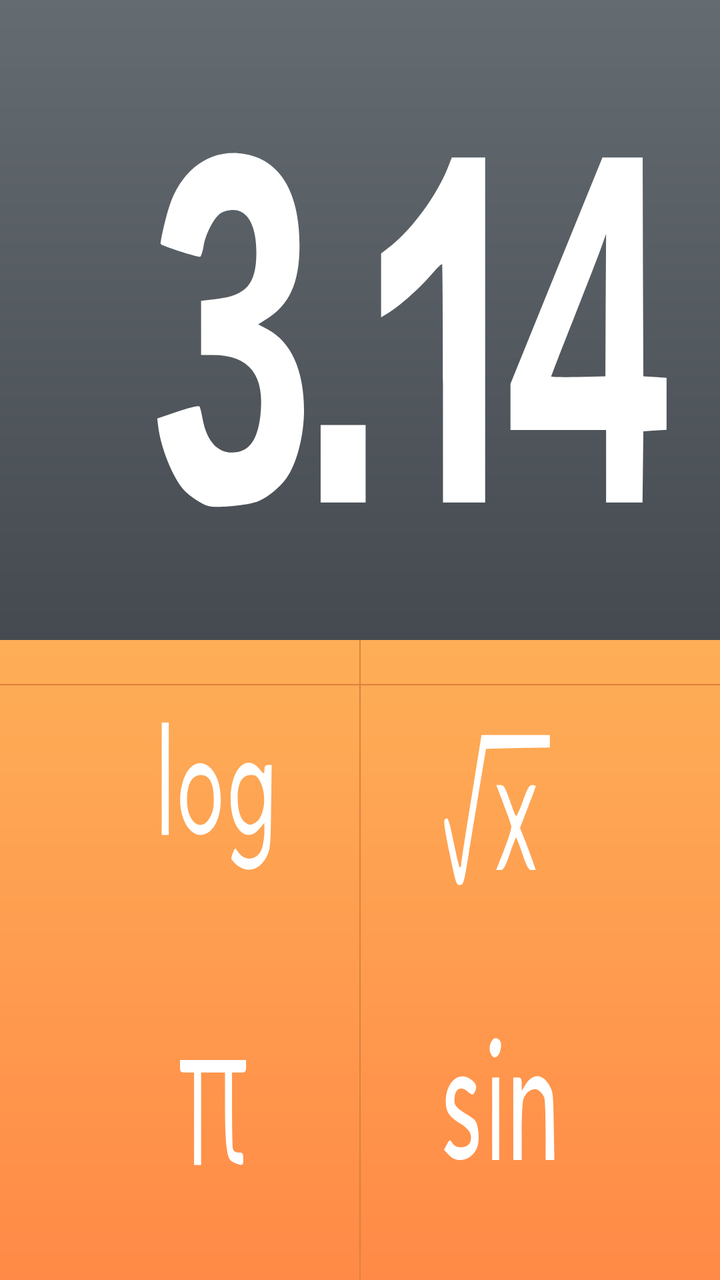
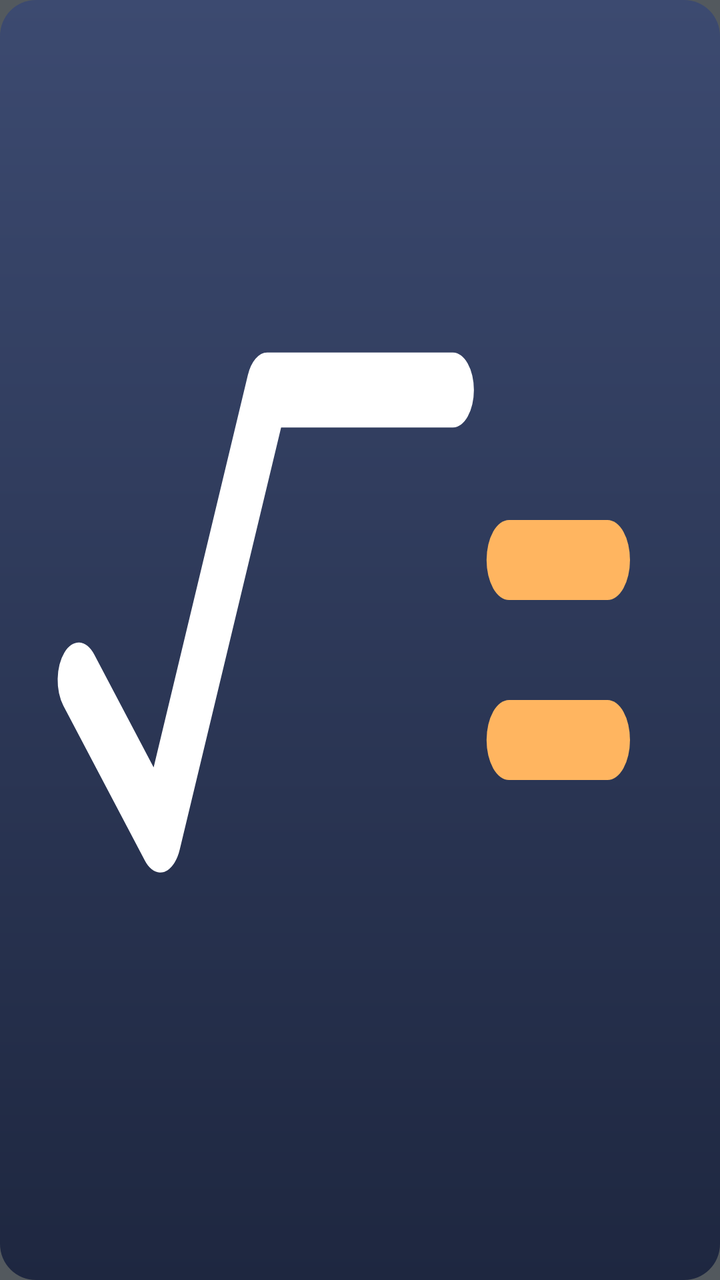

An Android layout rendered at two revisions. The XML below is the earlier revision; the diff shows what the commit changed to produce the second picture.
<!-- AndroidManifest.xml: application theme Theme.SuperCalc -->
<!-- res/layout/view_about_logo.xml -->
<?xml version="1.0" encoding="utf-8"?>
<FrameLayout xmlns:android="http://schemas.android.com/apk/res/android"
    android:layout_width="match_parent"
    android:layout_height="match_parent">

    <LinearLayout
        android:layout_width="match_parent"
        android:layout_height="match_parent"
        android:orientation="vertical">

        <FrameLayout
            android:layout_width="match_parent"
            android:layout_height="0dp"
            android:layout_weight="1"
            android:background="@drawable/bg_about_logo_dark" />

        <FrameLayout
            android:layout_width="match_parent"
            android:layout_height="0dp"
            android:layout_weight="1"
            android:background="@drawable/bg_about_logo_orange">

            <View
                android:layout_width="2px"
                android:layout_height="match_parent"
                android:layout_gravity="center_horizontal"
                android:background="@color/about_logo_grid" />

            <View
                android:layout_width="match_parent"
                android:layout_height="2px"
                android:layout_gravity="top"
                android:layout_marginTop="22dp"
                android:background="@color/about_logo_grid" />
        </FrameLayout>
    </LinearLayout>

    <ImageView
        android:layout_width="match_parent"
        android:layout_height="match_parent"
        android:contentDescription="@null"
        android:scaleType="fitXY"
        android:src="@drawable/ic_about_logo_glyphs" />
</FrameLayout>
<!-- resources referenced by this layout -->
<resources>
  <color name="about_logo_grid">#FFDC8239</color>
  <!-- drawable bg_about_logo_dark (drawable) -->
  <?xml version="1.0" encoding="utf-8"?>
  <shape xmlns:android="http://schemas.android.com/apk/res/android">
      <gradient
          android:angle="270"
          android:endColor="@color/about_logo_dark_bottom"
          android:startColor="@color/about_logo_dark_top"
          android:type="linear" />
  </shape>
  <!-- drawable bg_about_logo_orange (drawable) -->
  <?xml version="1.0" encoding="utf-8"?>
  <shape xmlns:android="http://schemas.android.com/apk/res/android">
      <gradient
          android:angle="270"
          android:endColor="@color/about_logo_orange_bottom"
          android:startColor="@color/about_logo_orange_top"
          android:type="linear" />
  </shape>
  <!-- drawable ic_about_logo_glyphs: vector/xml drawable (drawable, 5055 chars, omitted) -->
  <style name="Theme.SuperCalc" parent="Theme.AppCompat.Light.NoActionBar">
          <item name="android:windowBackground">@color/default_bg</item>
          
          <item name="android:textViewStyle">@style/AppTextView</item>
          <item name="android:checkedTextViewStyle">@style/AppCheckedTextView</item>
          <item name="android:buttonStyle">@style/AppButton</item>
          
          <item name="colorPrimaryDark">@color/status_bar</item>
          <item name="colorAccent">@color/capsule_button_pressed</item>
          
          <item name="colorControlActivated">@color/color_primary</item>
          <item name="colorSwitchThumbNormal">@color/primary_light</item>
      </style>
  <color name="about_logo_dark_bottom">#FF444A4F</color>
  <color name="about_logo_dark_top">#FF656C71</color>
  <color name="about_logo_orange_bottom">#FFFF8A47</color>
  <color name="about_logo_orange_top">#FFFEAE57</color>
  <color name="default_bg">#FF53595E</color>
  <style name="AppTextView" parent="Widget.AppCompat.TextView">
          <item name="android:fallbackLineSpacing">false</item>
      </style>
  <style name="AppCheckedTextView">
          <item name="android:fallbackLineSpacing">false</item>
      </style>
  <style name="AppButton" parent="Widget.AppCompat.Button">
          <item name="android:fallbackLineSpacing">false</item>
          
          <item name="android:fontFamily">sans-serif</item>
      </style>
  <color name="status_bar">#FF4E5459</color>
  <color name="capsule_button_pressed">#FFFFB560</color>
  <color name="color_primary">#FF53595E</color>
  <color name="primary_light">#FFFFB560</color>
</resources>

<!-- the commit's change to res/layout/view_about_logo.xml (unified diff, before → after) -->
@@ -3,42 +3,15 @@
     android:layout_width="match_parent"
     android:layout_height="match_parent">
 
-    <LinearLayout
+    <View
         android:layout_width="match_parent"
         android:layout_height="match_parent"
-        android:orientation="vertical">
-
-        <FrameLayout
-            android:layout_width="match_parent"
-            android:layout_height="0dp"
-            android:layout_weight="1"
-            android:background="@drawable/bg_about_logo_dark" />
-
-        <FrameLayout
-            android:layout_width="match_parent"
-            android:layout_height="0dp"
-            android:layout_weight="1"
-            android:background="@drawable/bg_about_logo_orange">
-
-            <View
-                android:layout_width="2px"
-                android:layout_height="match_parent"
-                android:layout_gravity="center_horizontal"
-                android:background="@color/about_logo_grid" />
-
-            <View
-                android:layout_width="match_parent"
-                android:layout_height="2px"
-                android:layout_gravity="top"
-                android:layout_marginTop="22dp"
-                android:background="@color/about_logo_grid" />
-        </FrameLayout>
-    </LinearLayout>
+        android:background="@drawable/bg_about_logo" />
 
     <ImageView
         android:layout_width="match_parent"
         android:layout_height="match_parent"
         android:contentDescription="@null"
         android:scaleType="fitXY"
-        android:src="@drawable/ic_about_logo_glyphs" />
+        android:src="@drawable/ic_about_logo_mark" />
 </FrameLayout>
<!-- resource entries referenced after the edit -->
@@ -1,25 +1,40 @@
 <!-- resources referenced by this layout -->
 <resources>
-  <color name="about_logo_grid">#FFDC8239</color>
-  <!-- drawable bg_about_logo_dark (drawable) -->
+  <!-- drawable bg_about_logo (drawable) -->
   <?xml version="1.0" encoding="utf-8"?>
-  <shape xmlns:android="http://schemas.android.com/apk/res/android">
+  <shape xmlns:android="http://schemas.android.com/apk/res/android"
+      android:shape="rectangle">
+      <corners android:radius="18dp" />
       <gradient
           android:angle="270"
-          android:endColor="@color/about_logo_dark_bottom"
-          android:startColor="@color/about_logo_dark_top"
+          android:endColor="@color/brand_ink_bottom"
+          android:startColor="@color/brand_ink_top"
           android:type="linear" />
   </shape>
-  <!-- drawable bg_about_logo_orange (drawable) -->
+  <!-- drawable ic_about_logo_mark (drawable) -->
   <?xml version="1.0" encoding="utf-8"?>
-  <shape xmlns:android="http://schemas.android.com/apk/res/android">
-      <gradient
-          android:angle="270"
-          android:endColor="@color/about_logo_orange_bottom"
-          android:startColor="@color/about_logo_orange_top"
-          android:type="linear" />
-  </shape>
-  <!-- drawable ic_about_logo_glyphs: vector/xml drawable (drawable, 5055 chars, omitted) -->
+  <vector xmlns:android="http://schemas.android.com/apk/res/android"
+      android:width="90dp"
+      android:height="90dp"
+      android:viewportWidth="512"
+      android:viewportHeight="512">
+  
+      
+      <path
+          android:pathData="M56,272 L114,334 L190,156 L322,156"
+          android:strokeColor="#FFFFFFFF"
+          android:strokeWidth="30"
+          android:strokeLineCap="round"
+          android:strokeLineJoin="round" />
+  
+      
+      <path
+          android:fillColor="@color/brand_accent"
+          android:pathData="M362,208 h70 a16,16 0 0 1 16,16 a16,16 0 0 1 -16,16 h-70 a16,16 0 0 1 -16,-16 a16,16 0 0 1 16,-16 Z" />
+      <path
+          android:fillColor="@color/brand_accent"
+          android:pathData="M362,280 h70 a16,16 0 0 1 16,16 a16,16 0 0 1 -16,16 h-70 a16,16 0 0 1 -16,-16 a16,16 0 0 1 16,-16 Z" />
+  </vector>
   <style name="Theme.SuperCalc" parent="Theme.AppCompat.Light.NoActionBar">
           <item name="android:windowBackground">@color/default_bg</item>
           
@@ -33,10 +48,9 @@
           <item name="colorControlActivated">@color/color_primary</item>
           <item name="colorSwitchThumbNormal">@color/primary_light</item>
       </style>
-  <color name="about_logo_dark_bottom">#FF444A4F</color>
-  <color name="about_logo_dark_top">#FF656C71</color>
-  <color name="about_logo_orange_bottom">#FFFF8A47</color>
-  <color name="about_logo_orange_top">#FFFEAE57</color>
+  <color name="brand_ink_bottom">#FF1E2740</color>
+  <color name="brand_ink_top">#FF3C4A70</color>
+  <color name="brand_accent">#FFFFB560</color>
   <color name="default_bg">#FF53595E</color>
   <style name="AppTextView" parent="Widget.AppCompat.TextView">
           <item name="android:fallbackLineSpacing">false</item>
